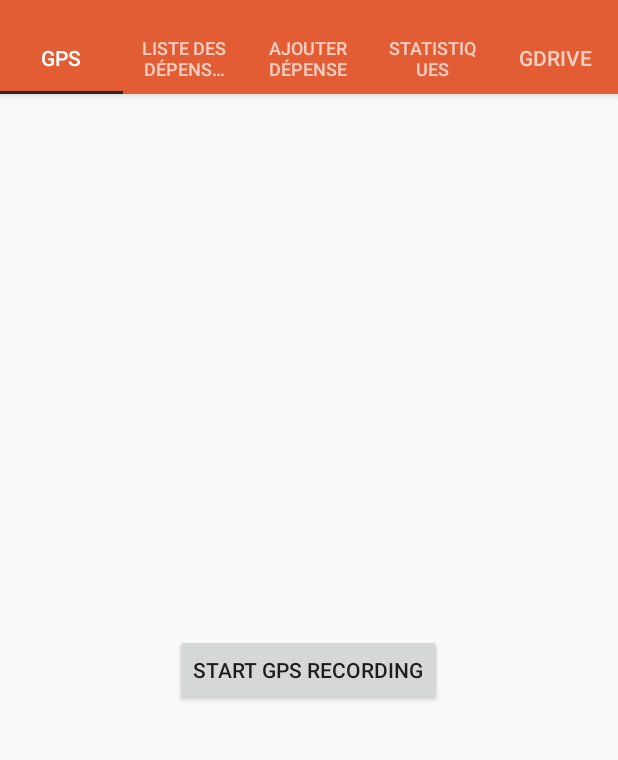
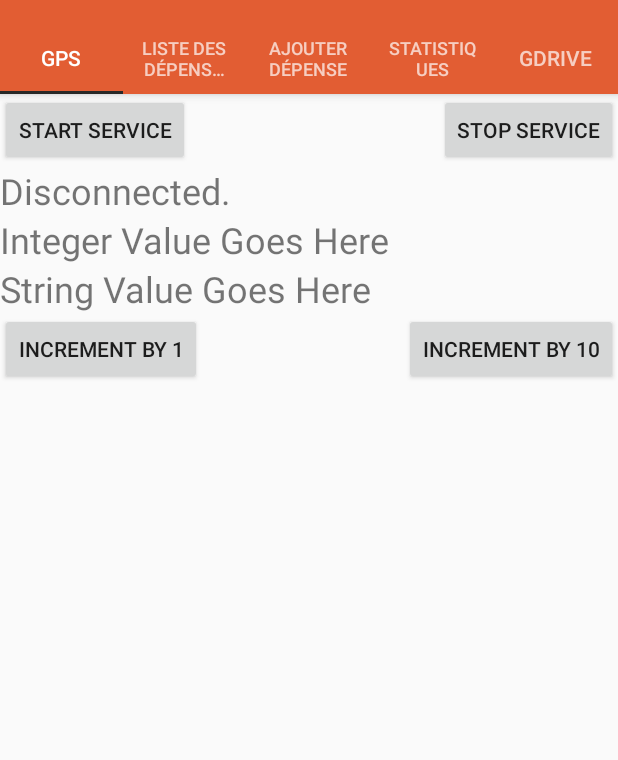
Before and after one commit to meurett/Mobile_projet_session, an Android app: the screen it shows after launch (MainActivity), in the options menu, after a tap on "Settings", on a phone screen of 412 x 824 dp, the part 74-834 px from its top. Run offline under Robolectric (Android 15) with nearby library versions, the phone set to English and light mode, and no system bars.

Commit message:
Test service GPS

```diff
--- a/app/src/main/java/ca/ulaval/ima/projet_session/ActivityGPS.java
+++ /dev/null
@@ -1,13 +0,0 @@
-package ca.ulaval.ima.projet_session;
-
-import android.support.v7.app.AppCompatActivity;
-import android.os.Bundle;
-
-public class ActivityGPS extends AppCompatActivity {
-
-    @Override
-    protected void onCreate(Bundle savedInstanceState) {
-        super.onCreate(savedInstanceState);
-        setContentView(R.layout.activity_gps);
-    }
-}
--- /dev/null
+++ b/app/src/main/java/ca/ulaval/ima/projet_session/DepenseListener.java
@@ -0,0 +1,6 @@
+package ca.ulaval.ima.projet_session;
+
+public interface DepenseListener
+{
+    public void addDepense(Depense depense);
+}
--- a/app/src/main/java/ca/ulaval/ima/projet_session/FragmentGPS_Before_Start.java
+++ b/app/src/main/java/ca/ulaval/ima/projet_session/FragmentGPS_Before_Start.java
@@ -1,29 +1,204 @@
 package ca.ulaval.ima.projet_session;
 
+import android.app.Activity;
+import android.content.ComponentName;
+import android.content.Context;
 import android.content.Intent;
+import android.content.ServiceConnection;
 import android.os.Bundle;
-import android.support.v4.app.Fragment;
+import android.os.Handler;
+import android.os.IBinder;
+import android.os.Message;
+import android.os.Messenger;
+import android.os.RemoteException;
+import android.util.Log;
 import android.view.LayoutInflater;
 import android.view.View;
+import android.view.View.OnClickListener;
 import android.view.ViewGroup;
 import android.widget.Button;
+import android.widget.TextView;
+import android.support.v4.app.Fragment;
 
-public class FragmentGPS_Before_Start extends Fragment{
+public class FragmentGPS_Before_Start extends Fragment
+{
+    Button btnStart, btnStop, btnBind, btnUnbind, btnUpby1, btnUpby10;
+    TextView textStatus, textIntValue, textStrValue;
+    Messenger mService = null;
+    boolean mIsBound;
+    final Messenger mMessenger = new Messenger(new IncomingHandler());
+
+    class IncomingHandler extends Handler
+    {
+        @Override
+        public void handleMessage(Message msg)
+        {
+            switch (msg.what)
+            {
+                case ServiceGPS.MSG_SET_INT_VALUE:
+                    textIntValue.setText("Int Message: " + msg.arg1);
+                    break;
+                case ServiceGPS.MSG_SET_STRING_VALUE:
+                    String str1 = msg.getData().getString("str1");
+                    textStrValue.setText("Str Message: " + str1);
+                    break;
+                default:
+                    super.handleMessage(msg);
+            }
+        }
+    }
+
+    private ServiceConnection mConnection = new ServiceConnection()
+    {
+        public void onServiceConnected(ComponentName className, IBinder service)
+        {
+            mService = new Messenger(service);
+            textStatus.setText("Attached.");
+            try
+            {
+                Message msg = Message.obtain(null, ServiceGPS.MSG_REGISTER_CLIENT);
+                msg.replyTo = mMessenger;
+                mService.send(msg);
+            }
+            catch (RemoteException e)
+            {
+                // In this case the service has crashed before we could even do anything with it
+            }
+        }
+
+        public void onServiceDisconnected(ComponentName className)
+        {
+            // This is called when the connection with the service has been unexpectedly disconnected - process crashed.
+            mService = null;
+            textStatus.setText("Disconnected.");
+        }
+    };
+
     @Override
-    public View onCreateView(LayoutInflater inflater,
-                             ViewGroup container,
-                             Bundle savedInstanceState)
+    public View onCreateView(LayoutInflater inflater, ViewGroup container, Bundle savedInstanceState)
     {
         View view = inflater.inflate(R.layout.fragment_gps_before_start, container, false);
-        Button button_start_GPS = (Button) view.findViewById(R.id.button_start_GPS);
-        button_start_GPS.setOnClickListener(new View.OnClickListener() {
-            @Override
-            public void onClick(View view) {
-                Intent intent = new Intent(getActivity(), ActivityGPS.class);
-                (getActivity()).startActivity(intent);
-            }
-        });
+        btnStart = (Button)view.findViewById(R.id.btnStart);
+        btnStop = (Button)view.findViewById(R.id.btnStop);
+        textStatus = (TextView)view.findViewById(R.id.textStatus);
+        textIntValue = (TextView)view.findViewById(R.id.textIntValue);
+        textStrValue = (TextView)view.findViewById(R.id.textStrValue);
+        btnUpby1 = (Button)view.findViewById(R.id.btnUpby1);
+        btnUpby10 = (Button)view.findViewById(R.id.btnUpby10);
+
+        btnStart.setOnClickListener(btnStartListener);
+        btnStop.setOnClickListener(btnStopListener);
+        btnUpby1.setOnClickListener(btnUpby1Listener);
+        btnUpby10.setOnClickListener(btnUpby10Listener);
+
+        restoreMe(savedInstanceState);
+
+        if (ServiceGPS.isRunning()) { doBindService(); }
+
         return view;
     }
 
+    private void restoreMe(Bundle state)
+    {
+        if (state!=null)
+        {
+            textStatus.setText(state.getString("textStatus"));
+            textIntValue.setText(state.getString("textIntValue"));
+            textStrValue.setText(state.getString("textStrValue"));
+        }
+    }
+
+    private OnClickListener btnStartListener = new OnClickListener()
+    {
+        public void onClick(View v)
+        {
+            FragmentGPS_Before_Start.this.getActivity().startService(new Intent(FragmentGPS_Before_Start.this.getActivity(), ServiceGPS.class));
+            doBindService();
+        }
+    };
+
+    private OnClickListener btnStopListener = new OnClickListener()
+    {
+        public void onClick(View v){
+            doUnbindService();
+            FragmentGPS_Before_Start.this.getActivity().stopService(new Intent(FragmentGPS_Before_Start.this.getActivity(), ServiceGPS.class));
+        }
+    };
+
+    private OnClickListener btnUpby1Listener = new OnClickListener()
+    {
+        public void onClick(View v)
+        {
+            sendMessageToService(1);
+        }
+    };
+
+    private OnClickListener btnUpby10Listener = new OnClickListener()
+    {
+        public void onClick(View v){
+            sendMessageToService(10);
+        }
+    };
+
+    private void sendMessageToService(int intvaluetosend)
+    {
+        if (mIsBound)
+        {
+            if (mService != null)
+            {
+                try
+                {
+                    Message msg = Message.obtain(null, ServiceGPS.MSG_SET_INT_VALUE, intvaluetosend, 0);
+                    msg.replyTo = mMessenger;
+                    mService.send(msg);
+                }
+                catch (RemoteException e) {}
+            }
+        }
+    }
+
+    void doBindService()
+    {
+        FragmentGPS_Before_Start.this.getActivity().bindService(new Intent(FragmentGPS_Before_Start.this.getActivity(), ServiceGPS.class), mConnection, Context.BIND_AUTO_CREATE);
+        mIsBound = true;
+        textStatus.setText("Binding.");
+    }
+
+    void doUnbindService()
+    {
+        if (mIsBound)
+        {
+            // If we have received the service, and hence registered with it, then now is the time to unregister.
+            if (mService != null)
+            {
+                try {
+                    Message msg = Message.obtain(null, ServiceGPS.MSG_UNREGISTER_CLIENT);
+                    msg.replyTo = mMessenger;
+                    mService.send(msg);
+                }
+                catch (RemoteException e)
+                {
+                    // There is nothing special we need to do if the service has crashed.
+                }
+            }
+            // Detach our existing connection.
+            FragmentGPS_Before_Start.this.getActivity().unbindService(mConnection);
+            mIsBound = false;
+            textStatus.setText("Unbinding.");
+        }
+    }
+
+    @Override
+    public void onDestroy()
+    {
+        super.onDestroy();
+        try
+        {
+            doUnbindService();
+        }
+        catch (Throwable t)
+        {
+            Log.e("MainActivity", "Failed to unbind from the service", t);
+        }
+    }
 }
--- a/app/src/main/java/ca/ulaval/ima/projet_session/MainActivity.java
+++ b/app/src/main/java/ca/ulaval/ima/projet_session/MainActivity.java
@@ -19,35 +19,23 @@ import android.view.ViewGroup;
 
 import android.widget.TextView;
 
-public class MainActivity extends AppCompatActivity {
+import java.util.ArrayList;
 
-    /**
-     * The {@link android.support.v4.view.PagerAdapter} that will provide
-     * fragments for each of the sections. We use a
-     * {@link FragmentPagerAdapter} derivative, which will keep every
-     * loaded fragment in memory. If this becomes too memory intensive, it
-     * may be best to switch to a
-     * {@link android.support.v4.app.FragmentStatePagerAdapter}.
-     */
+public class MainActivity extends AppCompatActivity implements DepenseListener
+{
     private SectionsPagerAdapter mSectionsPagerAdapter;
-
-    /**
-     * The {@link ViewPager} that will host the section contents.
-     */
     private ViewPager mViewPager;
+    private ArrayList<Depense> depenses = new ArrayList<>();
 
     @Override
-    protected void onCreate(Bundle savedInstanceState) {
+    protected void onCreate(Bundle savedInstanceState)
+    {
         super.onCreate(savedInstanceState);
         setContentView(R.layout.activity_main);
 
         Toolbar toolbar = (Toolbar) findViewById(R.id.toolbar);
         setSupportActionBar(toolbar);
-        // Create the adapter that will return a fragment for each of the three
-        // primary sections of the activity.
         mSectionsPagerAdapter = new SectionsPagerAdapter(getSupportFragmentManager());
-
-        // Set up the ViewPager with the sections adapter.
         mViewPager = (ViewPager) findViewById(R.id.container);
         mViewPager.setAdapter(mSectionsPagerAdapter);
 
@@ -56,33 +44,31 @@ public class MainActivity extends AppCompatActivity {
     }
 
     @Override
-    public boolean onCreateOptionsMenu(Menu menu) {
-        // Inflate the menu; this adds items to the action bar if it is present.
+    public void addDepense(Depense depense)
+    {
+        depenses.add(depense);
+    }
+
+    @Override
+    public boolean onCreateOptionsMenu(Menu menu)
+    {
         getMenuInflater().inflate(R.menu.menu_main, menu);
         return true;
     }
 
     @Override
-    public boolean onOptionsItemSelected(MenuItem item) {
-        // Handle action bar item clicks here. The action bar will
-        // automatically handle clicks on the Home/Up button, so long
-        // as you specify a parent activity in AndroidManifest.xml.
+    public boolean onOptionsItemSelected(MenuItem item)
+    {
         int id = item.getItemId();
-
-        //noinspection SimplifiableIfStatement
-        if (id == R.id.action_settings) {
+        if (id == R.id.action_settings)
+        {
             return true;
         }
-
         return super.onOptionsItemSelected(item);
     }
 
-    /**
-     * A {@link FragmentPagerAdapter} that returns a fragment corresponding to
-     * one of the sections/tabs/pages.
-     */
-    public class SectionsPagerAdapter extends android.support.v4.app.FragmentStatePagerAdapter {
-
+    public class SectionsPagerAdapter extends android.support.v4.app.FragmentStatePagerAdapter
+    {
         public SectionsPagerAdapter(FragmentManager fm) {
             super(fm);
         }
@@ -114,14 +100,16 @@ public class MainActivity extends AppCompatActivity {
         }
 
         @Override
-        public int getCount() {
-            // Show 5 total pages.
+        public int getCount()
+        {
             return 5;
         }
 
         @Override
-        public CharSequence getPageTitle(int position) {
-            switch (position) {
+        public CharSequence getPageTitle(int position)
+        {
+            switch (position)
+            {
                 case 0:
                     return "GPS";
                 case 1:
--- a/app/src/main/res/layout/fragment_gps_before_start.xml
+++ b/app/src/main/res/layout/fragment_gps_before_start.xml
@@ -1,15 +1,77 @@
 <?xml version="1.0" encoding="utf-8"?>
-<RelativeLayout xmlns:android="http://schemas.android.com/apk/res/android"
-    xmlns:tools="http://schemas.android.com/tools"
-    android:orientation="vertical" android:layout_width="match_parent"
-    android:layout_height="match_parent">
+<LinearLayout xmlns:android="http://schemas.android.com/apk/res/android"
+              android:orientation="vertical"
+              android:layout_width="match_parent"
+              android:layout_height="match_parent">
+    <RelativeLayout
+        android:id="@+id/RelativeLayout01"
+        android:layout_width="fill_parent"
+        android:layout_height="wrap_content" >
 
-    <Button
-        android:text="Start GPS recording"
-        android:layout_width="wrap_content"
+        <Button
+            android:id="@+id/btnStart"
+            android:layout_width="wrap_content"
+            android:layout_height="wrap_content"
+            android:text="Start Service" >
+        </Button>
+
+        <Button
+            android:id="@+id/btnStop"
+            android:layout_width="wrap_content"
+            android:layout_height="wrap_content"
+            android:layout_alignParentRight="true"
+            android:text="Stop Service" >
+        </Button>
+    </RelativeLayout>
+
+    <TextView
+        android:id="@+id/textStatus"
+        android:layout_width="fill_parent"
         android:layout_height="wrap_content"
-        android:id="@+id/button_start_GPS"
-        tools:text="Start GPS recording"
-        android:layout_centerVertical="true"
-        android:layout_centerHorizontal="true" />
-</RelativeLayout>
+        android:text="Status Goes Here"
+        android:textSize="24sp" />
+
+    <TextView
+        android:id="@+id/textIntValue"
+        android:layout_width="fill_parent"
+        android:layout_height="wrap_content"
+        android:text="Integer Value Goes Here"
+        android:textSize="24sp" />
+
+    <TextView
+        android:id="@+id/textStrValue"
+        android:layout_width="fill_parent"
+        android:layout_height="wrap_content"
+        android:text="String Value Goes Here"
+        android:textSize="24sp" />
+
+    <RelativeLayout
+        android:id="@+id/RelativeLayout03"
+        android:layout_width="fill_parent"
+        android:layout_height="wrap_content" >
+
+        <Button
+            android:id="@+id/btnUpby1"
+            android:layout_width="wrap_content"
+            android:layout_height="wrap_content"
+            android:text="Increment by 1" >
+        </Button>
+
+        <Button
+            android:id="@+id/btnUpby10"
+            android:layout_width="wrap_content"
+            android:layout_height="wrap_content"
+            android:layout_alignParentRight="true"
+            android:text="Increment by 10" >
+        </Button>
+    </RelativeLayout>
+</LinearLayout>
+
+<!--<Button-->
+<!--android:text="Start GPS recording"-->
+<!--android:layout_width="wrap_content"-->
+<!--android:layout_height="wrap_content"-->
+<!--android:id="@+id/button_start_GPS"-->
+<!--tools:text="Start GPS recording"-->
+<!--android:layout_centerVertical="true"-->
+<!--android:layout_centerHorizontal="true" />-->
--- a/build.gradle
+++ b/build.gradle
@@ -5,7 +5,7 @@ buildscript {
         jcenter()
     }
     dependencies {
-        classpath 'com.android.tools.build:gradle:2.2.3'
+        classpath 'com.android.tools.build:gradle:2.3.1'
 
         // NOTE: Do not place your application dependencies here; they belong
         // in the individual module build.gradle files
```
Also changed, not shown: app/src/main/AndroidManifest.xml (+2 -5 lines), app/src/main/java/ca/ulaval/ima/projet_session/ServiceGPS.java (added, +147 -0 lines), gradle/wrapper/gradle-wrapper.properties.
